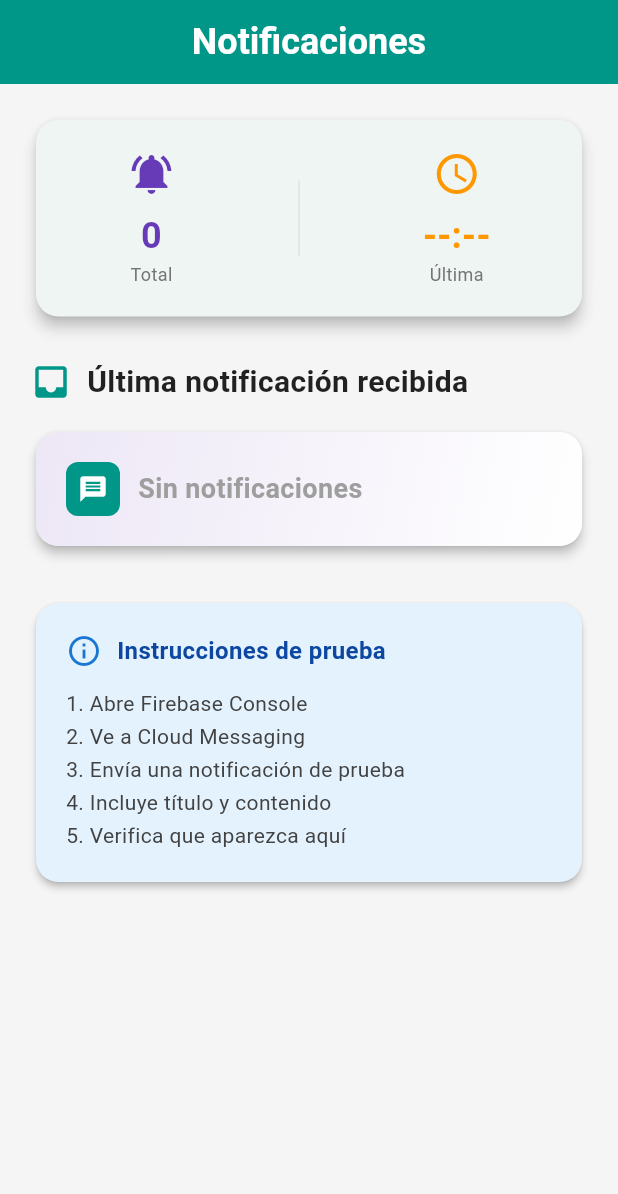
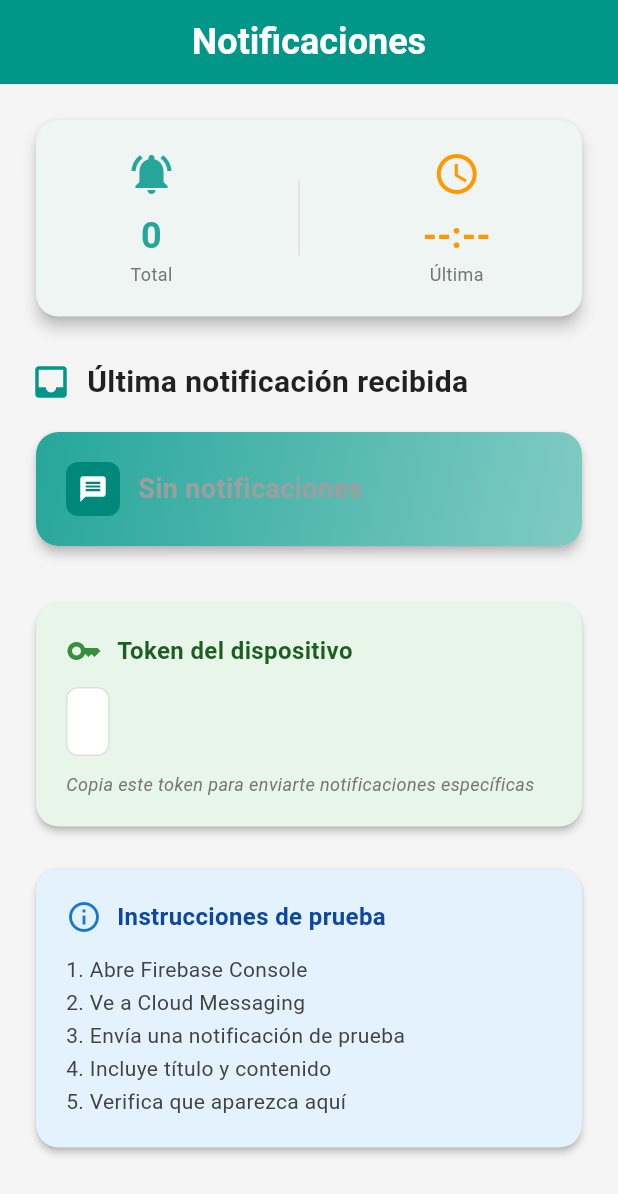
Before and after one commit to LeoDoCa/des-mov-in-examenU2-doca, a Flutter app: the screen it shows after launch, on a phone screen of 412 x 824 dp. Shown: the top 1194 px of the screen. Run offline on Flutter 3.47's test engine with Material 3 defaults, Android fonts, the phone set to English and light mode, and no system bars; our stand-ins replace firebase_core, firebase_messaging; accounts and stored records are empty.

Commit message:
[FIX] Arreglé, y ya funciona todo

```diff
--- a/flutter_application_examenu2/lib/main.dart
+++ b/flutter_application_examenu2/lib/main.dart
@@ -4,6 +4,7 @@ import 'package:firebase_messaging/firebase_messaging.dart';
 import 'notifications_page.dart';
 
 // Handler para notificaciones en segundo plano
+@pragma('vm:entry-point')
 Future<void> _firebaseBackgroundHandler(RemoteMessage message) async {
   await Firebase.initializeApp();
   print('Notificación en segundo plano: ${message.messageId}');
--- a/flutter_application_examenu2/lib/notifications_page.dart
+++ b/flutter_application_examenu2/lib/notifications_page.dart
@@ -13,10 +13,12 @@ class _NotificationsPageState extends State<NotificationsPage> {
   String _lastBody = '';
   int _notificationCount = 0;
   DateTime? _lastNotificationTime;
+  String? _deviceToken;
 
   @override
   void initState() {
     super.initState();
+    _getToken();
 
     // Escuchar notificaciones en primer plano
     FirebaseMessaging.onMessage.listen((RemoteMessage message) {
@@ -34,7 +36,7 @@ class _NotificationsPageState extends State<NotificationsPage> {
           SnackBar(
             content: Text('Notificación: ${notification.title ?? 'Sin título'}'),
             duration: const Duration(seconds: 3),
-            backgroundColor: Colors.deepPurple,
+            backgroundColor: Colors.teal,
             behavior: SnackBarBehavior.floating,
             shape: RoundedRectangleBorder(
               borderRadius: BorderRadius.circular(10),
@@ -45,9 +47,20 @@ class _NotificationsPageState extends State<NotificationsPage> {
     });
   }
 
+  Future<void> _getToken() async {
+    String? token = await FirebaseMessaging.instance.getToken();
+    setState(() {
+      _deviceToken = token;
+    });
+    print('=== TOKEN DEL DISPOSITIVO ===');
+    print(token);
+    print('=============================');
+  }
+
   String _formatTime() {
     if (_lastNotificationTime == null) return '';
-    final time = _lastNotificationTime!;
+    // Convertir a hora local (México)
+    final time = _lastNotificationTime!.toLocal();
     return '${time.hour.toString().padLeft(2, '0')}:${time.minute.toString().padLeft(2, '0')}:${time.second.toString().padLeft(2, '0')}';
   }
 
@@ -88,7 +101,7 @@ class _NotificationsPageState extends State<NotificationsPage> {
                       icon: Icons.notifications_active,
                       label: 'Total',
                       value: _notificationCount.toString(),
-                      color: Colors.deepPurple,
+                      color: Colors.teal[400]!,
                     ),
                     Container(
                       width: 1,
@@ -136,7 +149,7 @@ class _NotificationsPageState extends State<NotificationsPage> {
                 decoration: BoxDecoration(
                   borderRadius: BorderRadius.circular(15),
                   gradient: LinearGradient(
-                    colors: [Colors.deepPurple.shade50, Colors.white],
+                    colors: [Colors.teal[400]!, Colors.teal[200]!],
                     begin: Alignment.topLeft,
                     end: Alignment.bottomRight,
                   ),
@@ -150,7 +163,7 @@ class _NotificationsPageState extends State<NotificationsPage> {
                         Container(
                           padding: const EdgeInsets.all(8),
                           decoration: BoxDecoration(
-                            color: Colors.teal,
+                            color: Colors.teal[600],
                             borderRadius: BorderRadius.circular(8),
                           ),
                           child: const Icon(
@@ -200,6 +213,66 @@ class _NotificationsPageState extends State<NotificationsPage> {
             ),
 
             const SizedBox(height: 30),
+
+            // Tarjeta de TOKEN (para pruebas)
+            if (_deviceToken != null) ...[
+              Card(
+                elevation: 2,
+                color: Colors.green.shade50,
+                shape: RoundedRectangleBorder(
+                  borderRadius: BorderRadius.circular(15),
+                ),
+                child: Padding(
+                  padding: const EdgeInsets.all(20),
+                  child: Column(
+                    crossAxisAlignment: CrossAxisAlignment.start,
+                    children: [
+                      Row(
+                        children: [
+                          Icon(Icons.key, color: Colors.green.shade700),
+                          const SizedBox(width: 10),
+                          Text(
+                            'Token del dispositivo',
+                            style: TextStyle(
+                              fontSize: 16,
+                              fontWeight: FontWeight.bold,
+                              color: Colors.green.shade900,
+                            ),
+                          ),
+                        ],
+                      ),
+                      const SizedBox(height: 12),
+                      Container(
+                        padding: const EdgeInsets.all(12),
+                        decoration: BoxDecoration(
+                          color: Colors.white,
+                          borderRadius: BorderRadius.circular(8),
+                          border: Border.all(color: Colors.grey.shade300),
+                        ),
+                        child: SelectableText(
+                          _deviceToken!,
+                          style: TextStyle(
+                            fontSize: 12,
+                            color: Colors.grey[800],
+                            fontFamily: 'monospace',
+                          ),
+                        ),
+                      ),
+                      const SizedBox(height: 10),
+                      Text(
+                        'Copia este token para enviarte notificaciones específicas',
+                        style: TextStyle(
+                          fontSize: 12,
+                          color: Colors.grey[600],
+                          fontStyle: FontStyle.italic,
+                        ),
+                      ),
+                    ],
+                  ),
+                ),
+              ),
+              const SizedBox(height: 20),
+            ],
 
             // Tarjeta de instrucciones
             Card(
```
